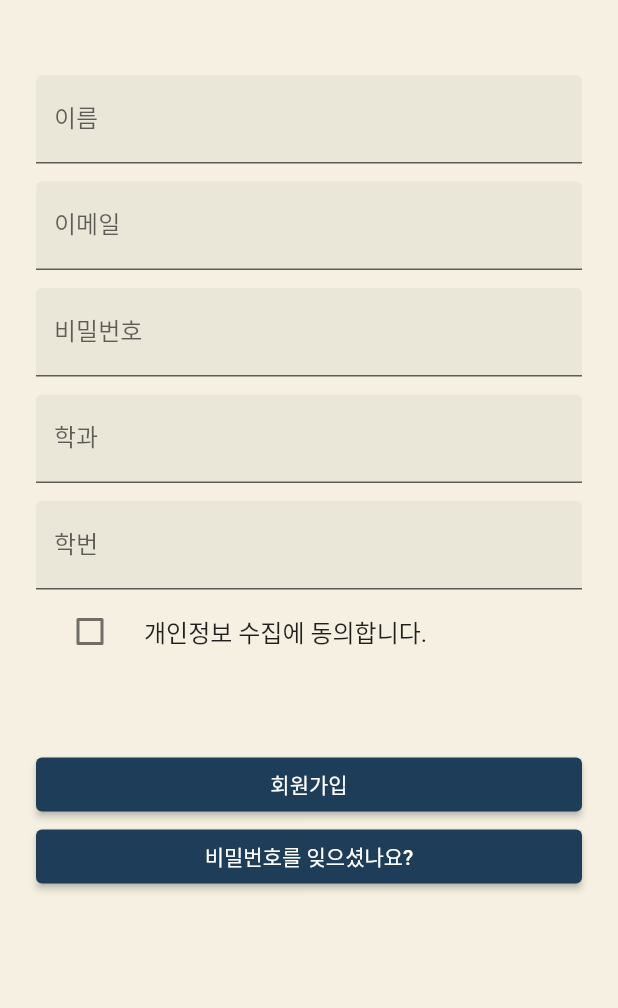
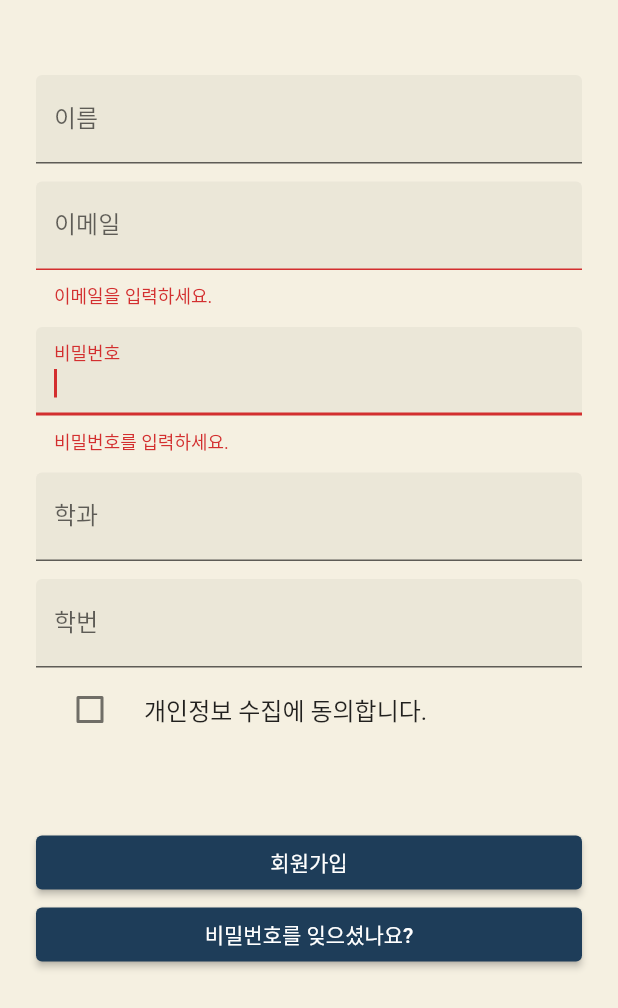
Before and after one commit to 2022-spring-AjouCSCapstone2/lupin_app, a Flutter app: the SignUpPage screen opened directly, after a tap on "회원가입", on a phone screen of 412 x 824 dp. Shown: the top 1008 px of the screen. Run offline on Flutter 3.47's test engine with Material 2 defaults, Android fonts, the phone set to English and light mode, and no system bars; our stand-ins replace fluttertoast.

Commit message:
signup validate

```diff
--- a/lib/main.dart
+++ b/lib/main.dart
@@ -2,6 +2,8 @@ import 'package:flutter/cupertino.dart';
 import 'package:flutter/material.dart';
 import 'package:flutter/services.dart';
 import 'package:lupin_app/after_login.dart';
+import 'package:lupin_app/login.dart';
+import 'package:lupin_app/signup.dart';
 
 void main() {
   runApp(const MyApp());
--- a/lib/signup.dart
+++ b/lib/signup.dart
@@ -1,5 +1,6 @@
 import 'package:flutter/material.dart';
 import 'package:flutter/cupertino.dart';
+import 'package:lupin_app/validate.dart';
 
 class SignUpPage extends StatefulWidget {
   @override
@@ -12,12 +13,19 @@ class _SignUpPageState extends State<SignUpPage> {
   final _pwController = TextEditingController();
   final _departController = TextEditingController();
   final _sIdController = TextEditingController();
+
   bool? _isChecked = false;
+
+  FocusNode _emailFocus = new FocusNode();
+  FocusNode _pwFocus = new FocusNode();
+
+  GlobalKey<FormState> formKey = GlobalKey<FormState>();
 
   Widget build(BuildContext context) {
 
     return Scaffold(
-        body: SafeArea(
+        body: Form(
+          key: formKey,
           child: ListView(
             padding: EdgeInsets.symmetric(horizontal: 24.0),
             children: <Widget>[
@@ -30,19 +38,25 @@ class _SignUpPageState extends State<SignUpPage> {
                 ),
               ),
               SizedBox(height: 12.0),
-              TextField(
+              TextFormField(
                 controller: _mailController,
+                focusNode: _emailFocus,
                 decoration: InputDecoration(
                     filled: true,
                     labelText: '이메일'
                 ),
+                validator: (value) => CheckValidate().validateEmail(_emailFocus, value),
               ),
-              SizedBox(height: 12.0),TextField(
+              SizedBox(height: 12.0),
+              TextFormField(
                 controller: _pwController,
+                focusNode: _pwFocus,
                 decoration: InputDecoration(
                     filled: true,
-                    labelText: '비밀번호'
+                    labelText: '비밀번호',
+                    helperText: '특수문자, 대소문자, 숫자 포함 8자리 이상 15자 이내로 입력'
                 ),
+                validator: (value) => CheckValidate().validatePassword(_pwFocus, value),
                 obscureText: true,
               ),
               SizedBox(height: 12.0),TextField(
@@ -75,7 +89,9 @@ class _SignUpPageState extends State<SignUpPage> {
               ),
               SizedBox(height: 50.0),
               ElevatedButton(
-                onPressed: (){},
+                onPressed: (){
+                  formKey.currentState?.validate();
+                },
                 child: Text("회원가입"),
               ),
               ElevatedButton(
--- /dev/null
+++ b/lib/validate.dart
@@ -0,0 +1,34 @@
+import 'package:flutter/material.dart';
+
+class CheckValidate {
+  String? validateEmail(FocusNode focusNode, String? value) {
+    if (value!.isEmpty) {
+      focusNode.requestFocus();
+      return '이메일을 입력하세요.';
+    } else {
+      RegExp regExp = new RegExp(r'^(([^<>()[\]\\.,;:\s@\"]+(\.[^<>()[\]\\.,;:\s@\"]+)*)|(\".+\"))@((\[[0-9]{1,3}\.[0-9]{1,3}\.[0-9]{1,3}\.[0-9]{1,3}\])|(([a-zA-Z\-0-9]+\.)+[a-zA-Z]{2,}))$');
+      if (!regExp.hasMatch(value)) {
+        focusNode.requestFocus();
+        return '잘못된 이메일 형식입니다.';
+      } else {
+        return null;
+      }
+    }
+  }
+
+  String? validatePassword(FocusNode focusNode, String? value) {
+    if (value!.isEmpty) {
+      focusNode.requestFocus();
+      return '비밀번호를 입력하세요.';
+    } else {
+      Pattern pattern = r'^(?=.*[A-Za-z])(?=.*\d)(?=.*[$@$!%*#?~^<>,.&+=])[A-Za-z\d$@$!%*#?~^<>,.&+=]{8,15}$';
+      RegExp regExp = new RegExp(r'^(?=.*[A-Za-z])(?=.*\d)(?=.*[$@$!%*#?~^<>,.&+=])[A-Za-z\d$@$!%*#?~^<>,.&+=]{8,15}$');
+      if (!regExp.hasMatch(value)) {
+        focusNode.requestFocus();
+        return '특수문자, 대소문자, 숫자 포함 8자 이상 15자 이내로 입력하세요.';
+      } else {
+        return null;
+      }
+    }
+  }
+}
```
